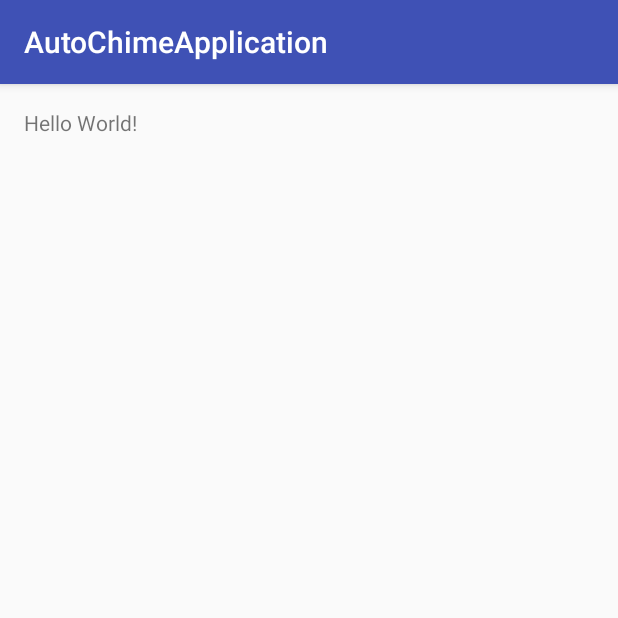
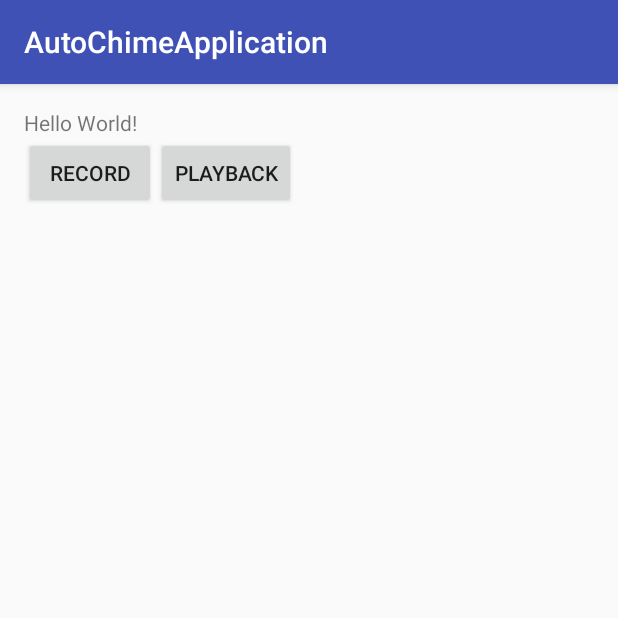
Before and after one commit to HackCameroon/autochime, an Android app: the screen it shows after launch (MainActivity), on a phone screen of 412 x 824 dp, the top half of it. Run offline under Robolectric (Android 15) with nearby library versions, the phone set to English and light mode, and no system bars.

Commit message:
Added AudioRecorder

```diff
--- a/app/src/main/AndroidManifest.xml
+++ b/app/src/main/AndroidManifest.xml
@@ -2,6 +2,8 @@
 <manifest package="com.autochime.autochimeapplication"
           xmlns:android="http://schemas.android.com/apk/res/android">
 
+  <uses-permission android:name="android.permission.RECORD_AUDIO" />
+  <uses-permission android:name="android.permission.WRITE_EXTERNAL_STORAGE" />
   <application
     android:allowBackup="true"
     android:icon="@mipmap/ic_launcher"
--- a/app/src/main/res/layout/activity_main.xml
+++ b/app/src/main/res/layout/activity_main.xml
@@ -13,5 +13,24 @@
   <TextView
     android:layout_width="wrap_content"
     android:layout_height="wrap_content"
-    android:text="Hello World!"/>
+    android:text="Hello World!"
+      android:id="@+id/textView" />
+
+  <Button
+      android:layout_width="wrap_content"
+      android:layout_height="wrap_content"
+      android:text="Record"
+      android:id="@+id/record"
+      android:layout_below="@+id/textView"
+      android:layout_alignParentLeft="true"
+      android:layout_alignParentStart="true" />
+
+  <Button
+      android:layout_width="wrap_content"
+      android:layout_height="wrap_content"
+      android:text="Playback"
+      android:id="@+id/play"
+      android:layout_alignTop="@+id/record"
+      android:layout_toRightOf="@+id/record"
+      android:layout_toEndOf="@+id/record" />
 </RelativeLayout>
```
Also changed, not shown: app/src/main/java/com/autochime/autochimeapplication/AudioRecorder.java (added, +67 -0 lines), app/src/main/java/com/autochime/autochimeapplication/AudioRecorderTester.java (added, +43 -0 lines).
